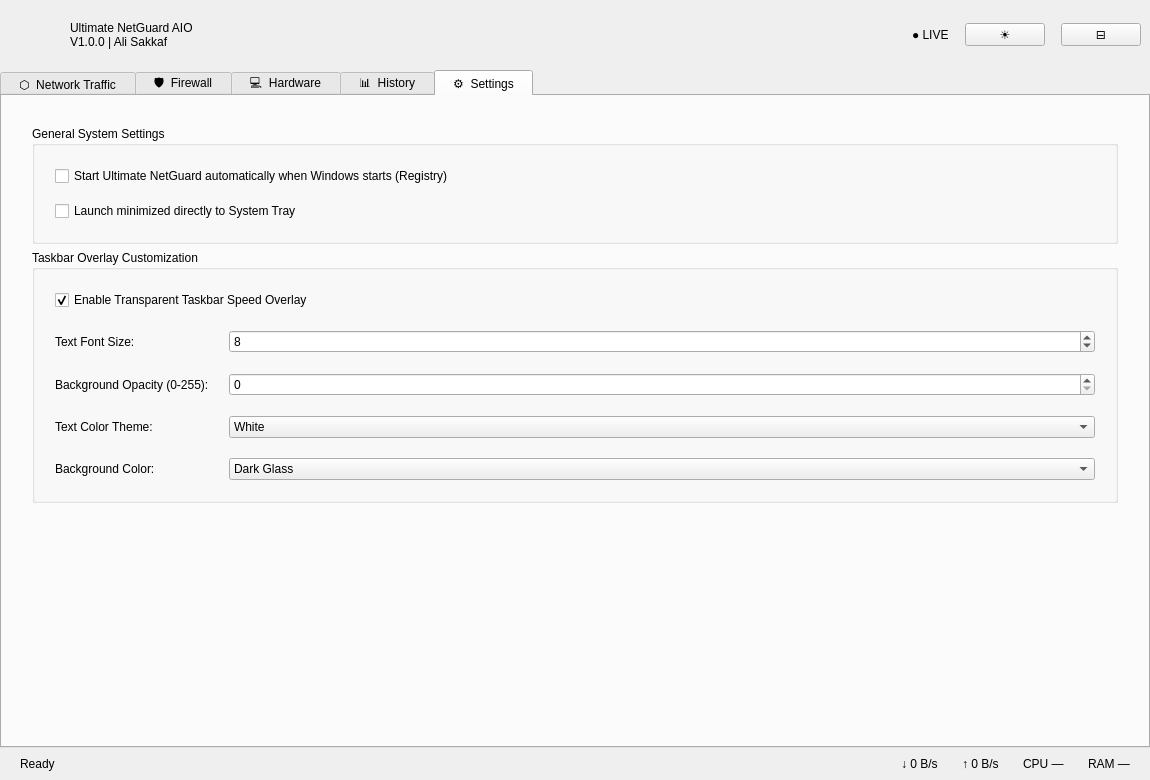
Before: the Qt Designer form src/ui/mainwindow.ui in alisakkaf/Ultimate-NetGuard-AIO, drawn with Qt 5.
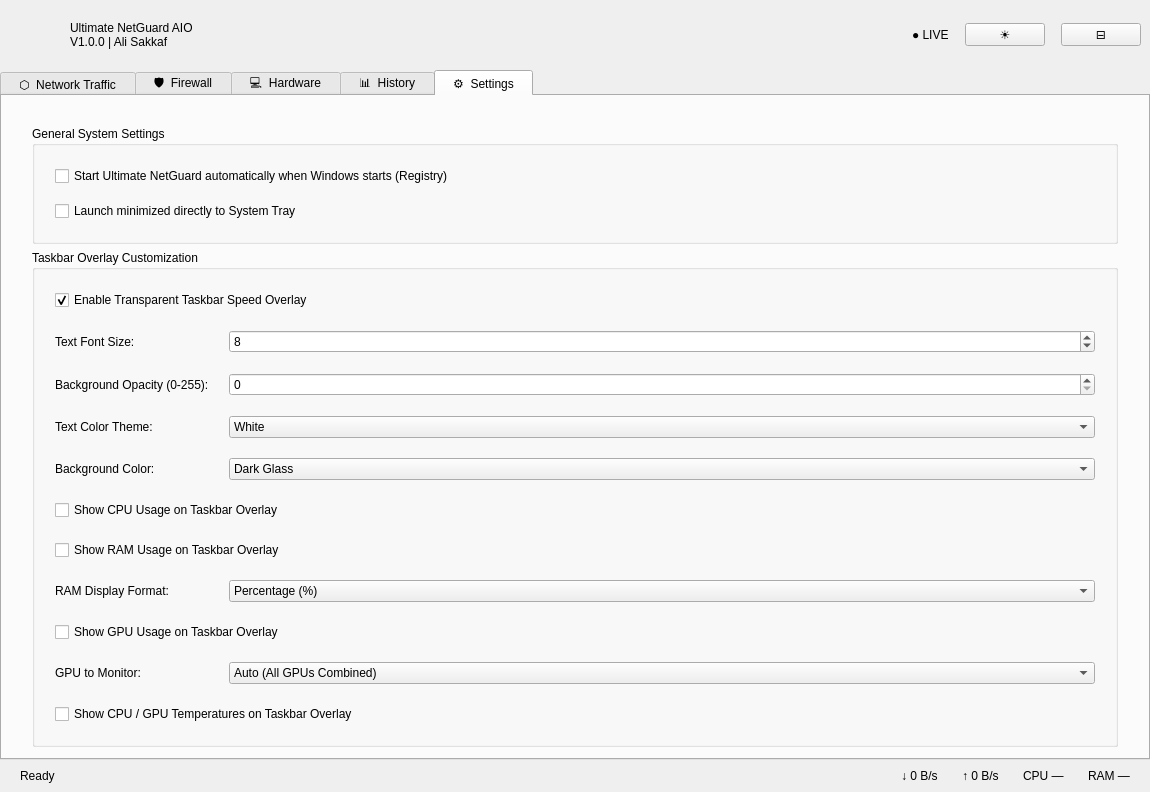
After: the same form once the commit is applied. The open tabs and pages were chosen to show the change. Icons and pictures are not drawn.

```diff
--- a/src/ui/mainwindow.ui
+++ b/src/ui/mainwindow.ui
@@ -592,6 +592,76 @@
              </item>
             </widget>
            </item>
+           <item row="5" column="0" colspan="2">
+            <widget class="QCheckBox" name="chkOverlayCpu">
+             <property name="text">
+              <string>Show CPU Usage on Taskbar Overlay</string>
+             </property>
+            </widget>
+           </item>
+           <item row="6" column="0" colspan="2">
+            <widget class="QCheckBox" name="chkOverlayRam">
+             <property name="text">
+              <string>Show RAM Usage on Taskbar Overlay</string>
+             </property>
+            </widget>
+           </item>
+           <item row="7" column="0">
+            <widget class="QLabel" name="lblOverlayRamFormat">
+             <property name="text">
+              <string>RAM Display Format:</string>
+             </property>
+            </widget>
+           </item>
+           <item row="7" column="1">
+            <widget class="QComboBox" name="cmbOverlayRamFormat">
+             <item>
+              <property name="text">
+               <string>Percentage (%)</string>
+              </property>
+             </item>
+             <item>
+              <property name="text">
+               <string>Used / Total (MB)</string>
+              </property>
+             </item>
+             <item>
+              <property name="text">
+               <string>Used / Total (GB)</string>
+              </property>
+             </item>
+            </widget>
+           </item>
+           <item row="8" column="0" colspan="2">
+            <widget class="QCheckBox" name="chkOverlayGpu">
+             <property name="text">
+              <string>Show GPU Usage on Taskbar Overlay</string>
+             </property>
+            </widget>
+           </item>
+           <item row="9" column="0">
+            <widget class="QLabel" name="lblOverlayGpuSelect">
+             <property name="text">
+              <string>GPU to Monitor:</string>
+             </property>
+            </widget>
+           </item>
+           <item row="9" column="1">
+            <widget class="QComboBox" name="cmbOverlayGpuSelect">
+             <item>
+              <property name="text">
+               <string>Auto (All GPUs Combined)</string>
+              </property>
+             </item>
+            </widget>
+           </item>
+           <item row="10" column="0" colspan="2">
+            <widget class="QCheckBox" name="chkOverlayTemps">
+             <property name="text">
+              <string>Show CPU / GPU Temperatures on Taskbar Overlay</string>
+             </property>
+            </widget>
+           </item>
           </layout>
          </widget>
         </item>
```
Left out of the diff: 2 changed lines with no effect on the pictures.
